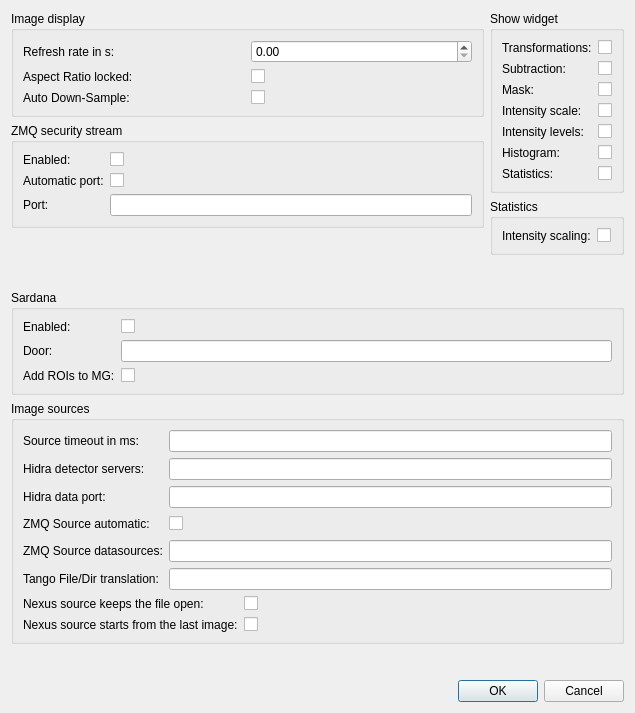
First picture: the form in lavuelib/ui/ConfigDialog.ui, repository syncope/lavue, before the edit.
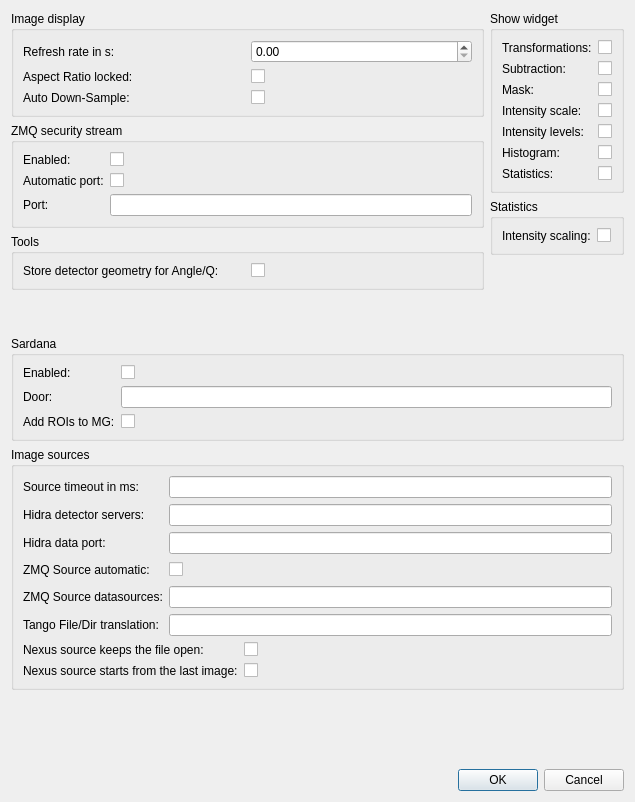
Second picture: the form after the edit.

Commit message: store detector geometry

Patch:
```diff
--- a/lavuelib/ui/ConfigDialog.ui
+++ b/lavuelib/ui/ConfigDialog.ui
@@ -7,7 +7,7 @@
     <x>0</x>
     <y>0</y>
     <width>635</width>
-    <height>713</height>
+    <height>802</height>
    </rect>
   </property>
   <property name="windowTitle">
@@ -181,6 +181,33 @@
            </layout>
           </widget>
          </item>
+         <item>
+          <widget class="QGroupBox" name="toolsGroupBox">
+           <property name="title">
+            <string>Tools</string>
+           </property>
+           <layout class="QGridLayout" name="gridLayout_10">
+            <item row="0" column="0">
+             <layout class="QGridLayout" name="gridLayout_9">
+              <item row="0" column="0">
+               <widget class="QLabel" name="storegeometryLabel">
+                <property name="text">
+                 <string>Store detector geometry for Angle/Q:</string>
+                </property>
+               </widget>
+              </item>
+              <item row="0" column="1">
+               <widget class="QCheckBox" name="storegeometryCheckBox">
+                <property name="text">
+                 <string/>
+                </property>
+               </widget>
+              </item>
+             </layout>
+            </item>
+           </layout>
+          </widget>
+         </item>
          <item>
           <spacer name="verticalSpacer">
            <property name="orientation">
```
Left out of the diff: 2 changed lines with no effect on the pictures. The commit also changes 6 other files.
